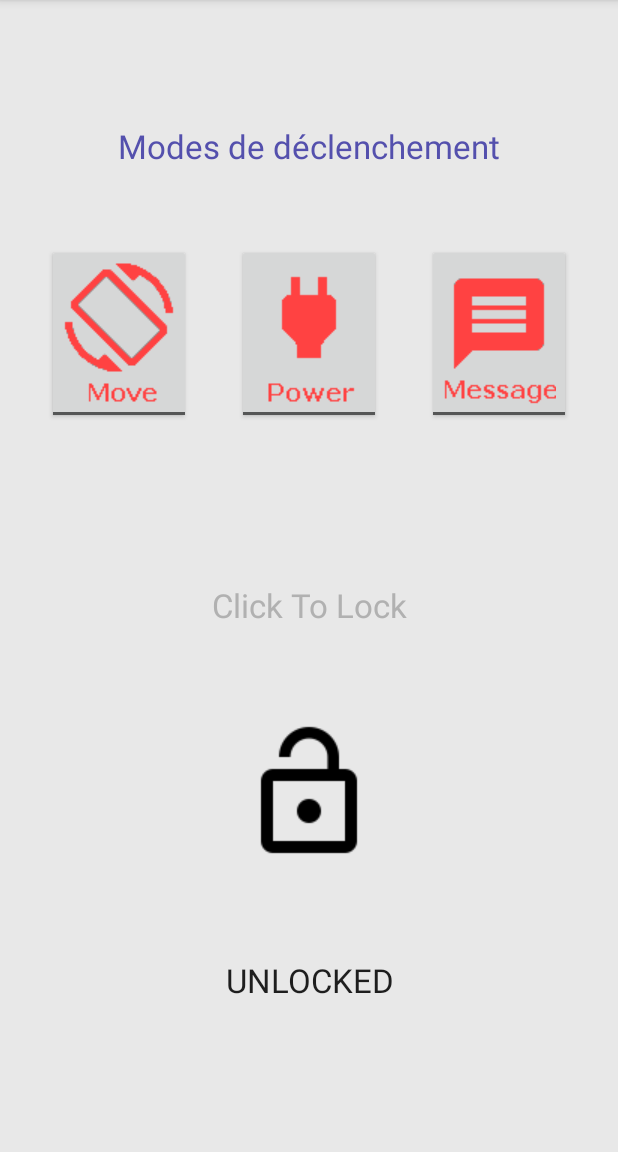
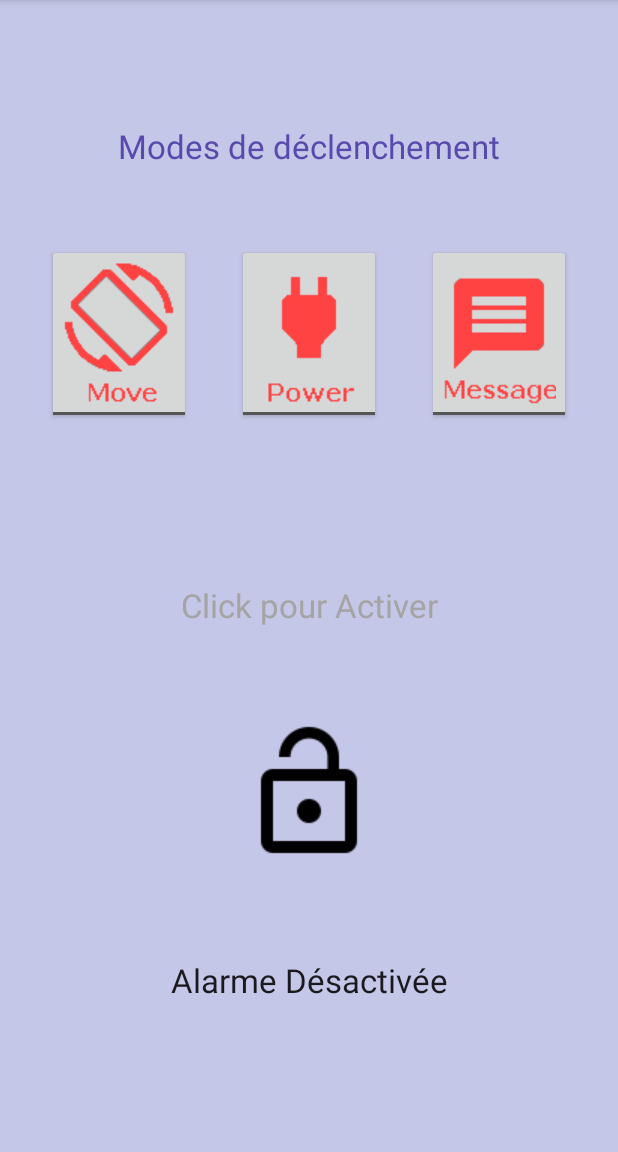
Before and after one commit to BenjaminDish/Thief_Catcher, an Android app: the screen it shows after launch (MainActivity), on a phone screen of 412 x 824 dp, the part 84-1236 px from its top. Run offline under Robolectric (Android 15) with nearby library versions, the phone set to English and light mode, and no system bars.

Commit message:
Refonte du layout main

```diff
--- a/app/src/main/res/layout/activity_alarm.xml
+++ b/app/src/main/res/layout/activity_alarm.xml
@@ -19,7 +19,6 @@
             android:textStyle="bold"
             android:textSize="20dp"
             android:gravity="center"
-            android:text="Default"
             android:layout_weight="1" />
 
         <TextView android:id="@+id/text2"
@@ -43,7 +42,7 @@
             android:layout_width="fill_parent"
             android:layout_height="fill_parent"
             android:textAppearance="?android:attr/textAppearanceLarge"
-            android:text="UNLOCK"
+            android:text="LOCKED"
             android:id="@+id/textViewUnlock"
             android:layout_weight="1"
             android:textSize="20dp"
--- a/app/src/main/res/layout/activity_main.xml
+++ b/app/src/main/res/layout/activity_main.xml
@@ -4,7 +4,7 @@
     android:orientation="vertical"
     android:layout_width="match_parent"
     android:layout_height="match_parent"
-    android:background="#e8e8e8">
+    android:background="@color/blue_menu">
 
     <TextView
         android:layout_width="fill_parent"
@@ -15,7 +15,7 @@
         android:layout_gravity="center_horizontal"
         android:layout_weight="0.72"
         android:gravity="bottom|center_horizontal"
-        android:textColor="#5450ad" />
+        android:textColor="@color/blue_text" />
 
     <LinearLayout
         android:orientation="horizontal"
@@ -80,12 +80,12 @@
         android:layout_width="fill_parent"
         android:layout_height="fill_parent"
         android:textAppearance="?android:attr/textAppearanceLarge"
-        android:text="Click To Lock"
+        android:text="Click pour Activer"
         android:id="@+id/textViewInfoUnlock"
         android:layout_gravity="center_horizontal"
         android:layout_weight="0.75"
         android:gravity="bottom|center_horizontal"
-        android:textColor="#b1b1b1" />
+        android:textColor="@color/gris_texte" />
 
     <ImageButton
         android:layout_width="fill_parent"
@@ -97,14 +97,14 @@
         android:layout_marginRight="20dp"
         android:layout_marginTop="30dp"
         android:layout_marginBottom="30dp"
-        android:background="#e8e8e8"
+        android:background="@color/blue_menu"
         android:clickable="true" />
 
     <TextView
         android:layout_width="fill_parent"
         android:layout_height="fill_parent"
         android:textAppearance="?android:attr/textAppearanceLarge"
-        android:text="UNLOCKED"
+        android:text="Alarme Désactivée"
         android:id="@+id/textViewLocked"
         android:layout_gravity="center_horizontal"
         android:layout_weight="0.7"
--- a/app/src/main/res/values/colors.xml
+++ b/app/src/main/res/values/colors.xml
@@ -2,5 +2,9 @@
 
     <color name="black_overlay">#66000000</color>
     <color name="blue">#0b0aff</color>
+    <color name="blue_menu">#c5c7e8</color>
+    <color name="blue_text">#5849ad</color>
     <color name="red">#ff0c0e</color>
+    <color name="gris_texte">#a4a4a4</color>
+
 </resources>
```
